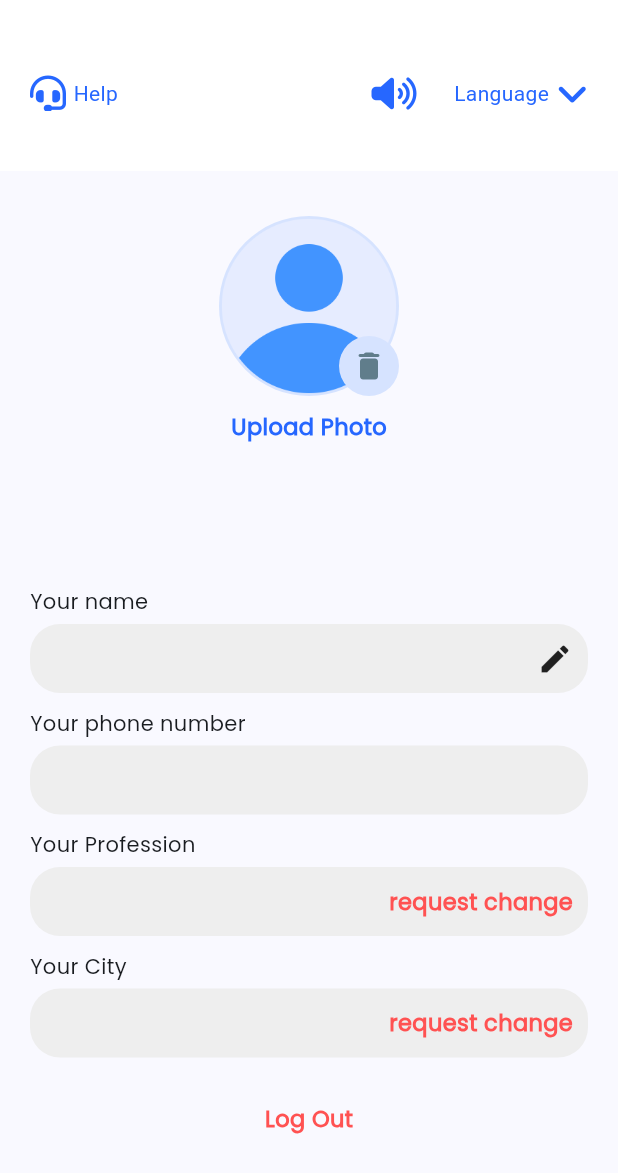
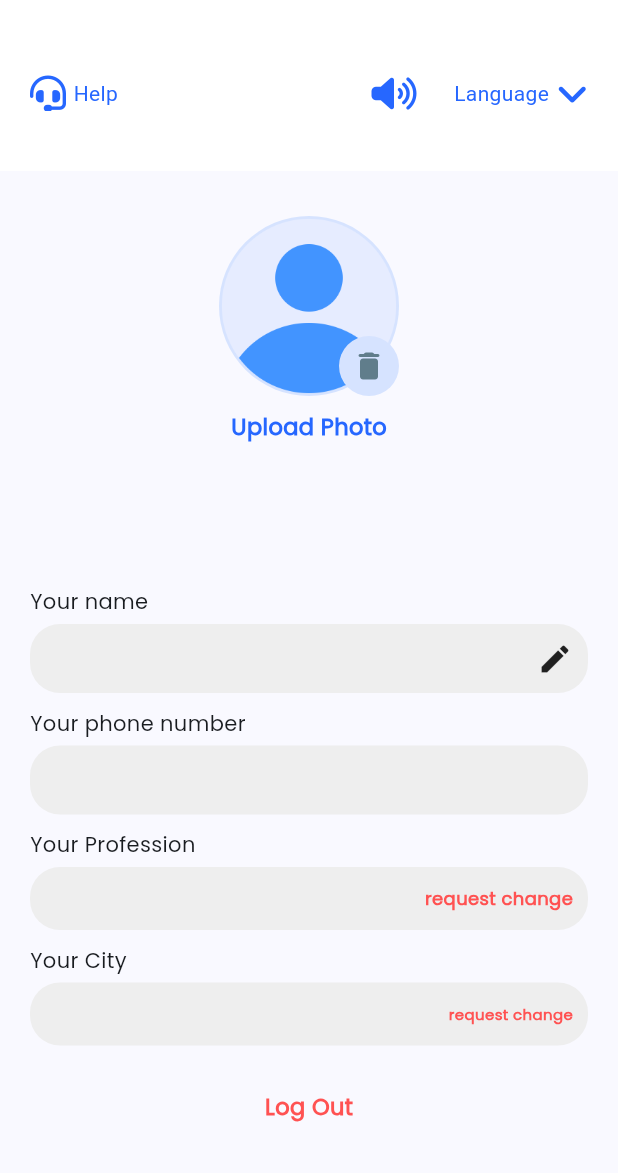
Before and after one commit to Ashutosh-NITH/Ajivika, a Flutter app: the ProfilePage screen opened directly, on a phone screen of 412 x 824 dp. Shown: the top 1173 px of the screen. Run offline on Flutter 3.47's test engine with Material 3 defaults, Android fonts, the light colour scheme and no system bars; our stand-ins replace dropdown_search, flutter_dotenv, flutter_map, flutter_typeahead, font_awesome_flutter, geolocator and 7 more; missing offline and left inert: android_intent_plus, mapbox_maps_flutter; accounts and stored records are empty; network calls fail.

Commit message:
Ajivika app completed version 1.0.1 (minor bug fixes and language updated)

```diff
--- a/ajivika/lib/Profilepage/ProfilePage.dart
+++ b/ajivika/lib/Profilepage/ProfilePage.dart
@@ -125,7 +125,8 @@ class _ProfilePageState extends State<ProfilePage> {
                                 builder: (context) {
                                   return AlertDialog(
                                     content: Text(
-                                      "Are  you sure you want to delete your profile image",
+                                      "Are  you sure you want to delete your profile image"
+                                          .tr,
                                     ),
                                     actions: [
                                       OutlinedButton(
@@ -302,7 +303,7 @@ class _ProfilePageState extends State<ProfilePage> {
                                 provider.profession,
                                 style: TextStyle(
                                   fontFamily: "Poppins",
-                                  fontSize: 18,
+                                  fontSize: 15,
                                   fontWeight: FontWeight.w600,
                                 ),
                               ),
@@ -311,10 +312,10 @@ class _ProfilePageState extends State<ProfilePage> {
                                   callHelpline();
                                 },
                                 child: Text(
-                                  "request change",
+                                  "request change".tr,
                                   style: TextStyle(
                                     fontFamily: "Poppins",
-                                    fontSize: 15,
+                                    fontSize: 12,
                                     fontWeight: FontWeight.w600,
                                     color: Colors.redAccent,
                                   ),
@@ -347,7 +348,7 @@ class _ProfilePageState extends State<ProfilePage> {
                                 provider.city,
                                 style: TextStyle(
                                   fontFamily: "Poppins",
-                                  fontSize: 18,
+                                  fontSize: 15,
                                   fontWeight: FontWeight.w600,
                                 ),
                               ),
@@ -356,10 +357,10 @@ class _ProfilePageState extends State<ProfilePage> {
                                   callHelpline();
                                 },
                                 child: Text(
-                                  "request change",
+                                  "request change".tr,
                                   style: TextStyle(
                                     fontFamily: "Poppins",
-                                    fontSize: 15,
+                                    fontSize: 10,
                                     fontWeight: FontWeight.w600,
                                     color: Colors.redAccent,
                                   ),
@@ -383,7 +384,8 @@ class _ProfilePageState extends State<ProfilePage> {
                       builder: (context) {
                         return AlertDialog(
                           content: Text(
-                            "Are you sure you want to log out ? It will remove your data from this device , but you can acccess it again using your phone number !",
+                            "Are you sure you want to log out ? It will remove your data from this device , but you can acccess it again using your phone number !"
+                                .tr,
                           ),
                           actions: [
                             OutlinedButton(
@@ -391,7 +393,7 @@ class _ProfilePageState extends State<ProfilePage> {
                                 provider.LogOut(context);
                               },
                               child: Text(
-                                "Yes",
+                                "Yes".tr,
                                 style: TextStyle(color: Colors.redAccent),
                               ),
                             ),
@@ -407,7 +409,7 @@ class _ProfilePageState extends State<ProfilePage> {
                     );
                   },
                   child: Text(
-                    "Log Out",
+                    "Log Out".tr,
                     style: TextStyle(
                       fontFamily: "Poppins",
                       fontSize: 15,
--- a/ajivika/lib/languagepage/localeString.dart
+++ b/ajivika/lib/languagepage/localeString.dart
@@ -15,7 +15,6 @@ class localeString extends Translations {
       "Submit": "Submit",
       "Confirm": "Confirm",
       "language": "Language",
-
       "Tell us your profession": "Tell us your profession",
       "Please tell us what you do and we will help you find out relevant jobs or workers":
           "Please tell us what you do and we will help you find out relevant jobs or workers",
@@ -27,14 +26,38 @@ class localeString extends Translations {
       "Phone Number": "Phone Number",
       "name": "name",
       "Full Name": "Full Name",
-      "your name": "your name",
+      "your name": "Your name",
       "Please enter OTP": "Please enter OTP",
-      "Please Enter Your Name": "Please Enter Your Name",
+      "Please Enter Your Name and place": "Please Enter Your Name and Place",
       "sent at +91 ": "sent at +91 ",
       "Please enter your phone number": "Please enter your phone number",
       "Incorrect OTP": "Incorrect OTP",
       "Unable to send message on this number":
           "Unable to send message on this number",
+      'name page heading line 1': 'Please enter your',
+      'name page heading line 2': 'Name and City',
+      "Search City": "Search City",
+      "Enter City": "Enter City",
+      "Log Out": "Log Out",
+      "Yes": "Yes",
+      "No": "No",
+      "Upload Photo": "Upload Photo",
+      "Your name": "Your name",
+      "Your phone number": "Your phone number",
+      "Your Profession": "Your Profession",
+      "request change": "request change",
+      "Your City": "Your City",
+      "Are you sure you want to log out ? It will remove your data from this device , but you can acccess it again using your phone number !":
+          "Are you sure you want to log out ? It will remove your data from this device , but you can acccess it again using your phone number !",
+      "Are  you sure you want to delete your profile image":
+          "Are  you sure you want to delete your profile image",
+      "image deleted successfully": "image deleted successfully",
+      "error while deleting image ! TRY AGAIN !":
+          "error while deleting image ! TRY AGAIN !",
+      "All your History": "All your History",
+      "You have posted no jobs yet": "You have posted no jobs yet",
+      "View Details": "View Details",
+      "All your applied history": "All your applied history",
     },
     'hi_IN': {
       "Contractor": "ठेकेदार",
@@ -47,7 +70,6 @@ class localeString extends Translations {
       "Submit": "दर्ज करें",
       "Confirm": "पुष्टि करें",
       "language": "भाषा",
-
       "Tell us your profession": "हमें अपना आजीविका बताओ",
       "Please tell us what you do and we will help you find out relevant jobs or workers":
           "कृपया हमें बताएं कि आप क्या करते हैं और हम आपको प्रासंगिक नौकरी या कर्मचारी ढूंढने में मदद करेंगे",
@@ -61,12 +83,36 @@ class localeString extends Translations {
       "Phone Number": "फोन नंबर",
       "your name": "नाम दर्ज करें",
       "Please enter OTP": "कृपया ओटीपी दर्ज करें",
-      "Please Enter Your Name": "कृपया अपना नाम दर्ज करें",
+      "Please Enter Your Name and place": "कृपया अपना नाम और स्थान दर्ज करें",
       "sent at +91 ": "इस्पे भेजा +91 ",
       "Please enter your phone number": "कृपया अपना फोन नंबर दर्ज करें",
       "Incorrect OTP": "गलत ओ.टी.पी",
       "Unable to send message on this number":
           "इस नंबर पर संदेश भेजने में असमर्थ",
+      'name page heading line 1': 'कृपया अपना नाम और',
+      'name page heading line 2': 'शहर दर्ज करें',
+      "Search City": "शहर खोजें",
+      "Enter City": "शहर दर्ज करें",
+      "Log Out": 'बाहर',
+      "Yes": "हाँ",
+      "No": "नहीं",
+      "Upload Photo": "तस्वीर दर्ज करें",
+      "Your name": "आपका नाम",
+      "Your phone number": "आपका फोन नंबर",
+      "Your Profession": "आपका पेशा",
+      "request change": "परिवर्तन का अनुरोध करें",
+      "Your City": "आपका शहर",
+      "Are you sure you want to log out ? It will remove your data from this device , but you can acccess it again using your phone number !":
+          "क्या आप वाकई लॉग आउट करना चाहते हैं? इससे आपका डेटा इस डिवाइस से हट जाएगा, लेकिन आप अपने फ़ोन नंबर का इस्तेमाल करके इसे फिर से एक्सेस कर सकते हैं !",
+      "Are  you sure you want to delete your profile image":
+          "क्या आप वाकई अपनी प्रोफ़ाइल छवि हटाना चाहते हैं?",
+      "image deleted successfully": "छवि सफलतापूर्वक हटा दी गई है !",
+      "error while deleting image ! TRY AGAIN !":
+          "छवि हटाते समय त्रुटि हुई! पुनः प्रयास करें!",
+      "All your History": "आपका सारा इतिहास",
+      "You have posted no jobs yet": "आपने अभी तक कोई नौकरी पोस्ट नहीं की है",
+      "View Details": "विवरण देखें",
+      "All your applied history": "आपका समस्त आवेदन इतिहास",
     },
     'bn_IN': {
       "Contractor": "ঠিকাদার",
--- a/ajivika/lib/loginpage/choosing_page.dart
+++ b/ajivika/lib/loginpage/choosing_page.dart
@@ -10,8 +10,8 @@ import 'package:provider/provider.dart';
 import 'loginpage_provider.dart';
 
 class choosing_page extends StatelessWidget {
-  final CONTRACTOR = "Contractor".tr;
-  final WORKER = "Worker".tr;
+  final CONTRACTOR = "Contractor";
+  final WORKER = "Worker";
   @override
   Widget build(BuildContext context) {
     return Scaffold(
@@ -141,7 +141,7 @@ class choosing_page extends StatelessWidget {
                     onPressed: () {
                       if (provider.selected_profession.isNotEmpty) {
                         provider.finaliseprofession();
-                        Navigator.pushReplacement(
+                        Navigator.push(
                           (context),
                           MaterialPageRoute(
                             builder: (context) => EnterNamePage(),
```
Also changed, not shown: ajivika/lib/contractorsection/ContractorSection.dart (+10 -7 lines), ajivika/lib/loginpage/enter_name_page.dart (+10 -10 lines), ajivika/lib/loginpage/loginpage_provider.dart (+10 -2 lines), ajivika/lib/workersection/WorkerSection.dart (+5 -3 lines).
